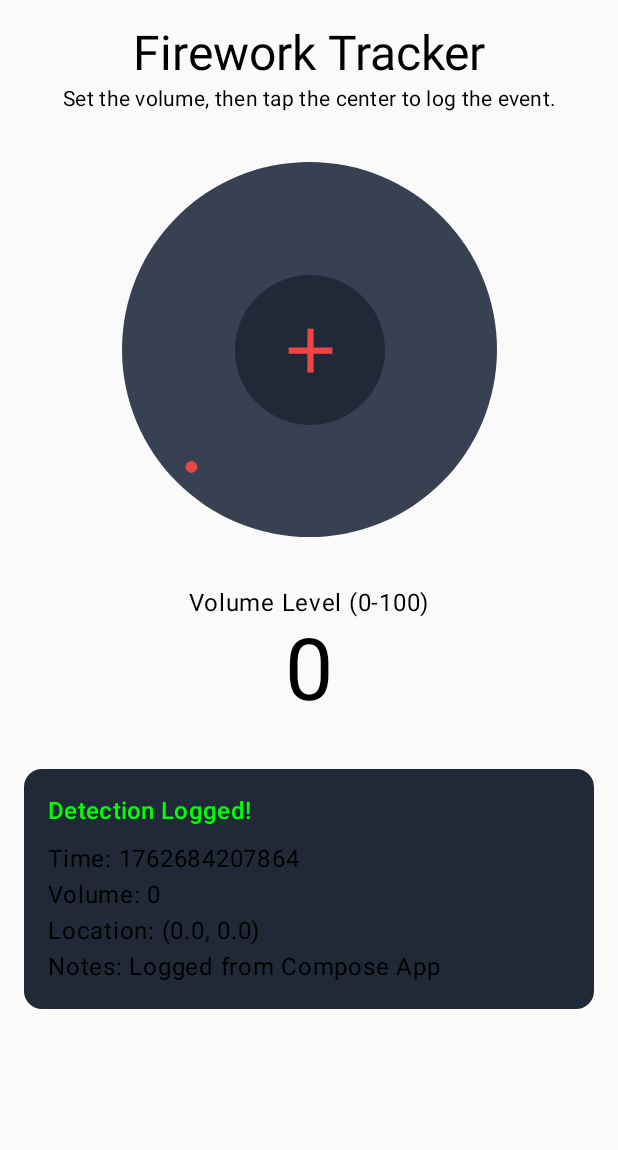
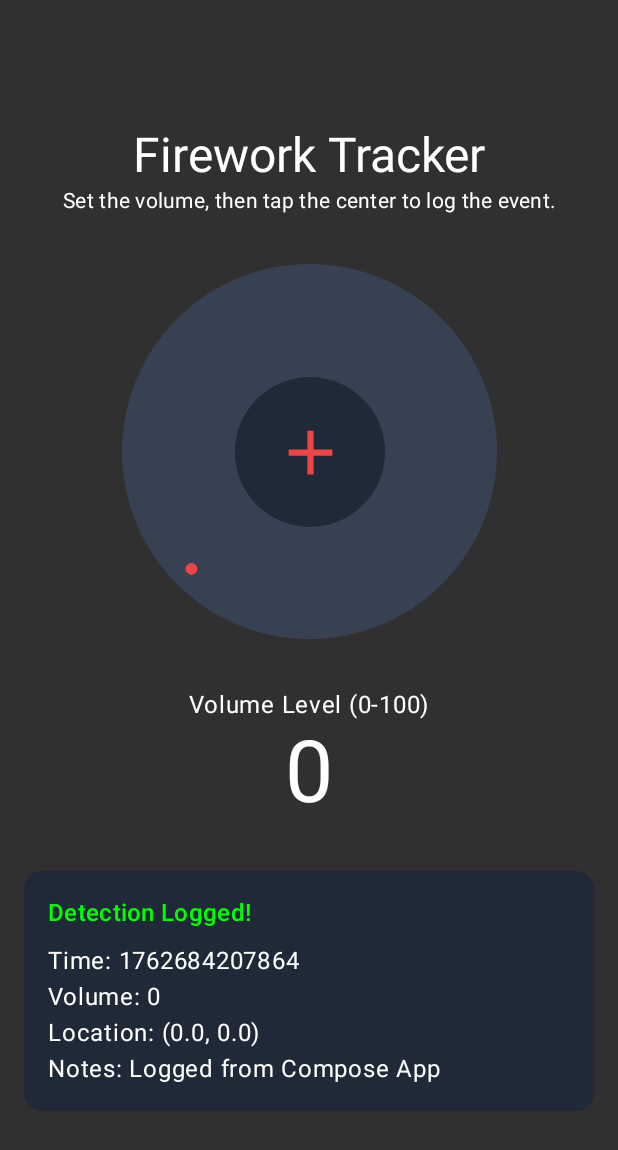
Before and after one commit to lordn-n/firework-tracker, an Android app built with Jetpack Compose: the screen it shows after launch (MainActivity), after a tap on "Log Firework", on a phone screen of 412 x 824 dp. Shown: the top 1150 px of the screen. Run offline under Robolectric (Android 15) with nearby library versions, the phone set to English and light mode, and no system bars.

Commit message:
style changes

```diff
--- a/composeApp/src/commonMain/kotlin/com/koome/fireworkstracker/FireworkTrackerScreen.kt
+++ b/composeApp/src/commonMain/kotlin/com/koome/fireworkstracker/FireworkTrackerScreen.kt
@@ -3,6 +3,7 @@ package com.koome.fireworkstracker
 import androidx.compose.animation.AnimatedVisibility
 import androidx.compose.foundation.background
 import androidx.compose.foundation.gestures.detectDragGestures
+import androidx.compose.foundation.layout.Arrangement
 import androidx.compose.foundation.layout.Box
 import androidx.compose.foundation.layout.Column
 import androidx.compose.foundation.layout.Spacer
@@ -42,19 +43,26 @@ fun FireworkTrackerScreen() {
     val volume = ((rotation + 135) / 270 * 100).toInt().coerceIn(0, 100)
     var lastEvent by remember { mutableStateOf<FireworkEvent?>(null) }
 
+    Surface(
+        modifier = Modifier.fillMaxSize(),
+        color = Color(0xFF303030)
+    ) {
         Column(
             modifier = Modifier.fillMaxSize().padding(16.dp),
-        horizontalAlignment = Alignment.CenterHorizontally
+            horizontalAlignment = Alignment.CenterHorizontally,
+            verticalArrangement = Arrangement.Center
         ) {
             Text(
                 text = "Firework Tracker",
                 style = MaterialTheme.typography.headlineLarge,
-            textAlign = TextAlign.Center
+                textAlign = TextAlign.Center,
+                color = Color.White
             )
             Text(
                 text = "Set the volume, then tap the center to log the event.",
                 style = MaterialTheme.typography.bodyMedium,
-            textAlign = TextAlign.Center
+                textAlign = TextAlign.Center,
+                color = Color.White
             )
             Spacer(modifier = Modifier.height(32.dp))
             Box(contentAlignment = Alignment.Center, modifier = Modifier.size(250.dp)) {
@@ -67,7 +75,11 @@ fun FireworkTrackerScreen() {
                             detectDragGestures { change, _ ->
                                 val centerX = size.width / 2
                                 val centerY = size.height / 2
-                            val angle = atan2(change.position.y - centerY, change.position.x - centerX) * (180 / Math.PI).toFloat()
+                                val angle =
+                                    atan2(
+                                        change.position.y - centerY,
+                                        change.position.x - centerX
+                                    ) * (180 / Math.PI).toFloat()
                                 rotation = angle.coerceIn(-135f, 135f)
                             }
                         }
@@ -108,11 +120,13 @@ fun FireworkTrackerScreen() {
             Spacer(modifier = Modifier.height(32.dp))
             Text(
                 text = "Volume Level (0-100)",
-            style = MaterialTheme.typography.bodyLarge
+                style = MaterialTheme.typography.bodyLarge,
+                color = Color.White
             )
             Text(
                 text = "$volume",
-            style = MaterialTheme.typography.displayLarge
+                style = MaterialTheme.typography.displayLarge,
+                color = Color.White
             )
             Spacer(modifier = Modifier.height(32.dp))
 
@@ -125,15 +139,20 @@ fun FireworkTrackerScreen() {
                         tonalElevation = 4.dp
                     ) {
                         Column(modifier = Modifier.padding(16.dp)) {
-                        Text("Detection Logged!", style = MaterialTheme.typography.titleMedium, color = Color.Green)
+                            Text(
+                                "Detection Logged!",
+                                style = MaterialTheme.typography.titleMedium,
+                                color = Color.Green
+                            )
                             Spacer(modifier = Modifier.height(8.dp))
-                        Text("Time: ${event.detectionTime}")
-                        Text("Volume: ${event.volumeLevel}")
-                        Text("Location: (${event.latitude}, ${event.longitude})")
-                        Text("Notes: ${event.notes}")
+                            Text("Time: ${event.detectionTime}", color = Color.White)
+                            Text("Volume: ${event.volumeLevel}", color = Color.White)
+                            Text("Location: (${event.latitude}, ${event.longitude})", color = Color.White)
+                            Text("Notes: ${event.notes}", color = Color.White)
                         }
                     }
                 }
             }
         }
     }
+}
```
Also changed, not shown: composeApp/src/commonMain/kotlin/com/koome/fireworkstracker/App.kt (deleted, +0 -49 lines), composeApp/src/commonMain/kotlin/com/koome/fireworkstracker/Greeting.kt (deleted, +0 -9 lines). Lines whose indentation alone changed are shown as unchanged.
